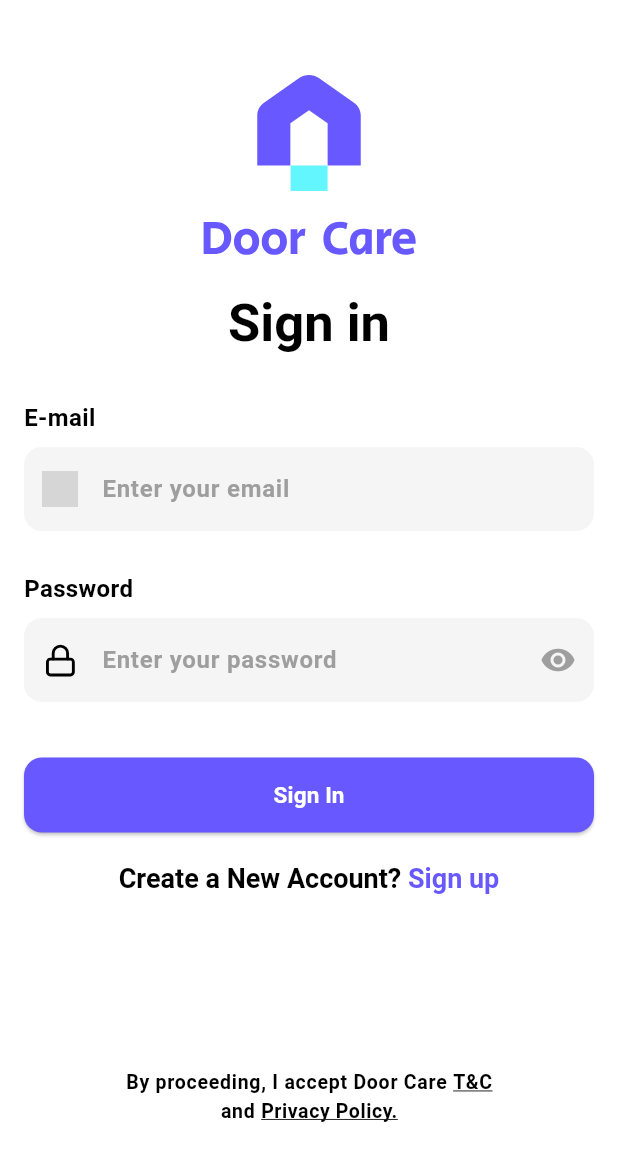
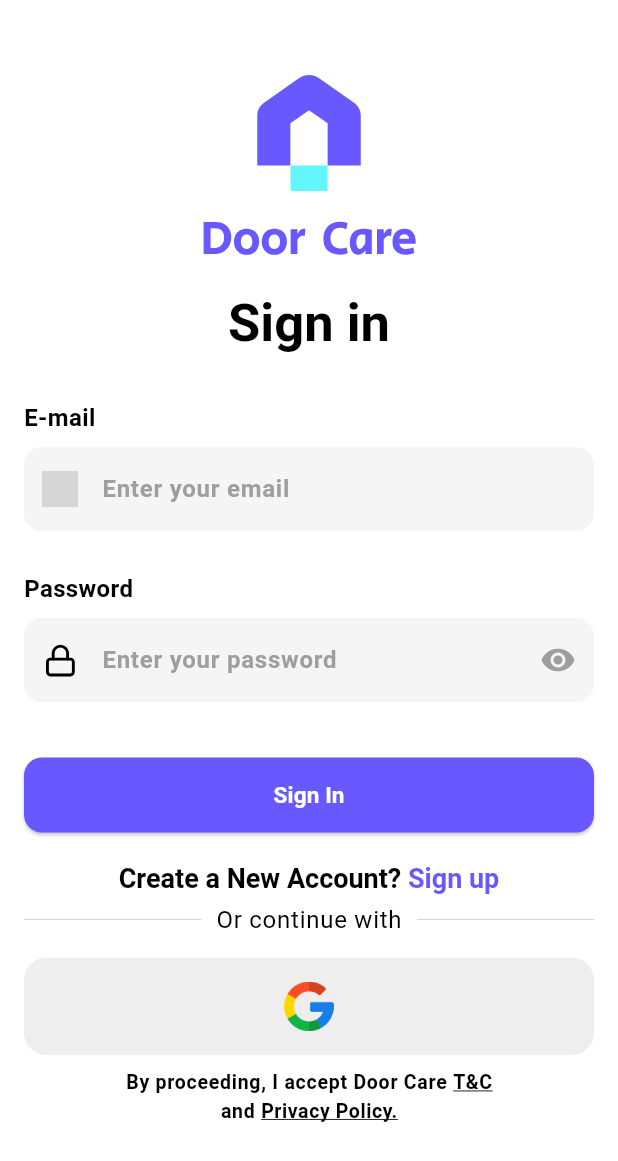
Before and after one commit to safwanpulisseri/door-care-user, a Flutter app: the SignInPage screen opened directly, on a phone screen of 412 x 824 dp. Shown: the top 1161 px of the screen. Run offline on Flutter 3.47's test engine with Material 3 defaults, Android fonts, the phone set to English and light mode, and no system bars; our stand-ins replace dio, equatable, flutter_bloc, flutter_svg, font_awesome_flutter, pinput and 1 more; missing offline and left inert: onboarding; accounts and stored records are empty; grey boxes are pictures that could not be loaded.

Commit message:
feat: Google auth ui

```diff
--- a/lib/core/util/png_asset.dart
+++ b/lib/core/util/png_asset.dart
@@ -7,4 +7,6 @@
   static const homeCleanOne = "assets/png/home_clean_one.png";
   static const homeCleanTwo = "assets/png/home_clean_two.png";
   static const joinOurTeam = "assets/png/join_our_team.png";
+  static const google = "assets/png/google.png";
+
 }
--- a/lib/feature/auth/view/page/sign_in_page.dart
+++ b/lib/feature/auth/view/page/sign_in_page.dart
@@ -1,5 +1,6 @@
 import 'package:door_care/feature/auth/view/page/sign_up_page.dart';
 import 'package:door_care/feature/auth/view/util/auth_util.dart';
+import 'package:door_care/feature/auth/view/widget/social_auth.dart';
 import 'package:flutter/material.dart';
 import 'package:flutter_bloc/flutter_bloc.dart';
 
@@ -114,6 +115,9 @@
                           );
                         },
                       ),
+                      const Spacer(flex: 1),
+                      const SocialAuthWidget(),
+                      const Spacer(flex: 1),
                       const Spacer(),
                       const TermsAndConditionsWidget(),
                       const SizedBox(height: 16),
--- /dev/null
+++ b/lib/feature/auth/view/widget/social_auth.dart
@@ -0,0 +1,54 @@
+import 'package:door_care/core/util/png_asset.dart';
+import 'package:flutter/material.dart';
+
+class SocialAuthWidget extends StatefulWidget {
+  const SocialAuthWidget({super.key});
+
+  @override
+  State<SocialAuthWidget> createState() => _SocialAuthWidgetState();
+}
+
+class _SocialAuthWidgetState extends State<SocialAuthWidget> {
+  @override
+  Widget build(BuildContext context) {
+    return Column(
+      children: [
+        Row(
+          children: [
+            const Expanded(
+              child: Divider(
+                thickness: 0.5,
+              ),
+            ),
+            Padding(
+              padding: const EdgeInsets.symmetric(horizontal: 10),
+              child: Text(
+                'Or continue with',
+                style: Theme.of(context).textTheme.labelMedium,
+              ),
+            ),
+            const Expanded(
+              child: Divider(
+                thickness: 0.5,
+              ),
+            ),
+          ],
+        ),
+        const SizedBox(height: 15),
+        Container(
+          height: 65,
+          padding: const EdgeInsets.all(16.0),
+          decoration: BoxDecoration(
+              borderRadius: BorderRadius.circular(15),
+              color: const Color.fromRGBO(238, 238, 238, 1)),
+          child: Center(
+            child: Image.asset(
+              AppPngPath.google,
+              height: 35,
+            ),
+          ),
+        ),
+      ],
+    );
+  }
+}
```
Also changed, not shown: assets/png/google.png (added).
